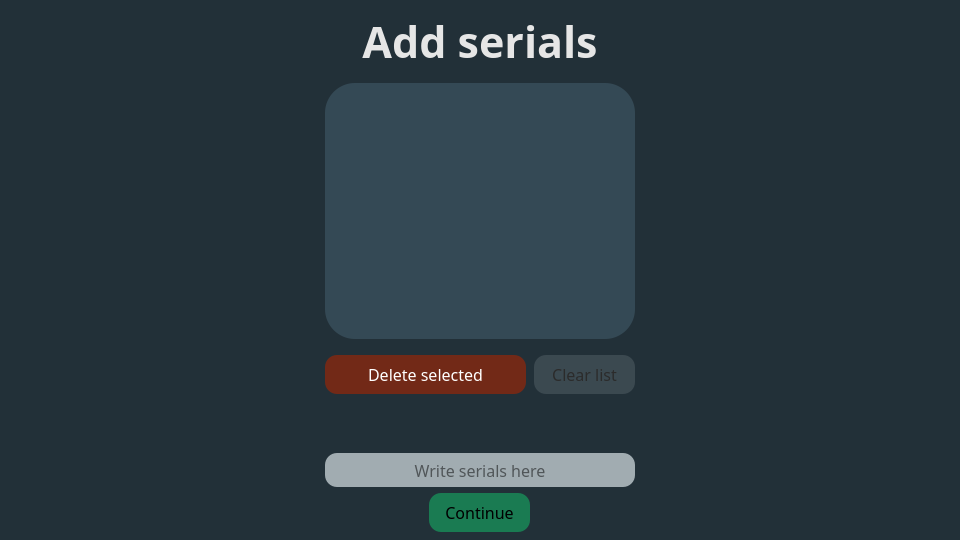
ionutsilviu3/CIIT, file ciit/resources/ui/add_serials_window.ui: the form before one commit.
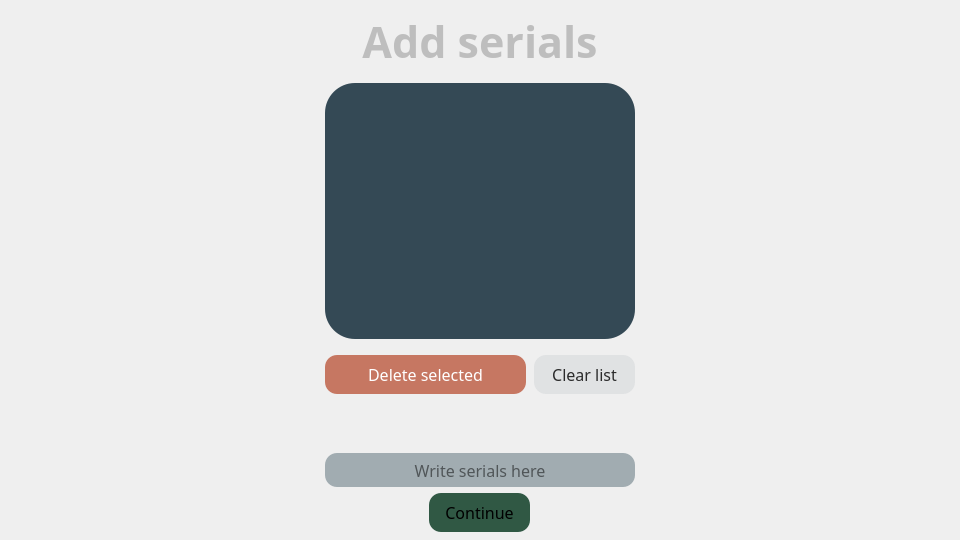
The form after the commit.

```diff
--- a/ciit/resources/ui/add_serials_window.ui
+++ b/ciit/resources/ui/add_serials_window.ui
@@ -39,16 +39,13 @@
    <string>CIIT</string>
   </property>
   <property name="styleSheet">
-   <string notr="true">
-QPushButton {
+   <string notr="true">QPushButton {
 border-radius: 12px;
 padding-left: 16px;
 padding-right: 16px;
 padding-top: 8 px;
 padding-bottom: 8 px;
-}
-
-QWidget#add_serials_window {background-color: rgb(34, 48, 56);}</string>
+}</string>
   </property>
   <layout class="QGridLayout" name="gridLayout">
    <property name="leftMargin">
@@ -190,11 +187,11 @@
        </property>
        <property name="styleSheet">
         <string notr="true">QPushButton {
-	background-color: rgb(20, 175, 100);
+	background-color: rgb(19, 165, 87);
     }
 
     QPushButton:disabled {
-	background-color: rgba(20, 175, 100, 150);
+	background-color: rgb(48, 88, 68);
 	color: black;
     }
     QPushButton:hover {
@@ -229,7 +226,11 @@
       </font>
      </property>
      <property name="styleSheet">
-      <string notr="true">color: #E6E6E6;</string>
+      <string notr="true">QLabel
+{
+	
+	color: rgb(190, 190, 190);
+}</string>
      </property>
      <property name="text">
       <string>Add serials</string>
@@ -390,7 +391,7 @@
          <property name="styleSheet">
           <string notr="true">QPushButton {
 color: white;
-	background-color: rgb(212, 39, 0);
+	background-color: rgb(215,0,75)
     }
 QPushButton:disabled {
 	background-color: rgba(170, 35, 0, 150);
@@ -434,7 +435,7 @@
          <property name="styleSheet">
           <string notr="true">QPushButton {
 	background-color: rgb(161, 172, 177);
-	color: rgb(43, 43, 43);
+	color: rgb(75,75,70)
     }
 QPushButton:disabled {
 	background-color: rgba(161, 172, 177, 50);
```
Left out of the diff: 34 changed lines with no effect on the pictures.
